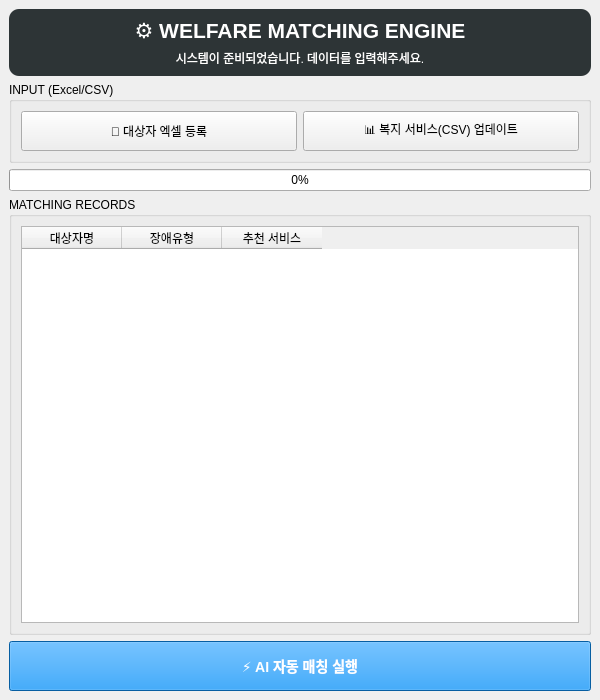
Kho23/WelFAI, file ui/main_ui.ui: the form before one commit.
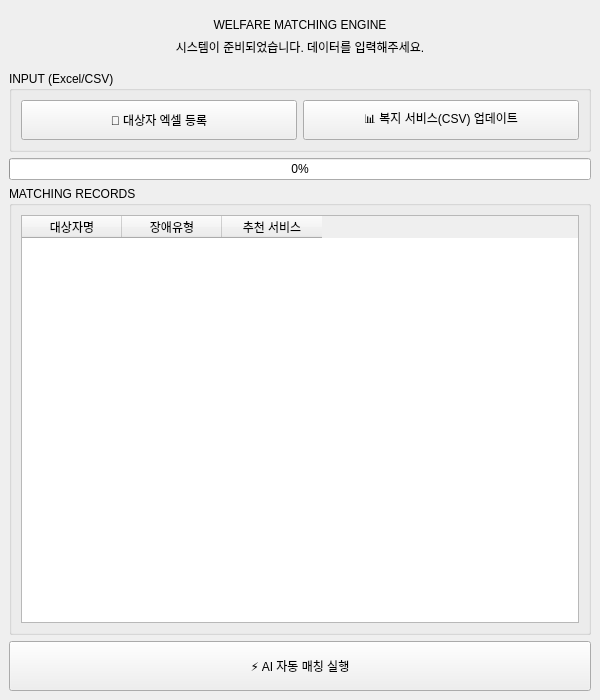
The form after the commit.

Commit message:
style qss 파일 생성 객체별 스타일 별개 지정을 위한 분리
api test 완료
데이터 정상 조회 확인

What changed in the file:
```diff
--- a/ui/main_ui.ui
+++ b/ui/main_ui.ui
@@ -18,17 +18,11 @@
 
     <item>
      <widget class="QFrame" name="headerFrame">
-      <property name="styleSheet">
-       <string>background-color: #2d3436; border-radius: 10px; color: white;</string>
-      </property>
       <layout class="QVBoxLayout" name="headerLayout">
        <item>
         <widget class="QLabel" name="label_title">
-         <property name="font">
-          <font><pointsize>16</pointsize><bold>true</bold></font>
-         </property>
          <property name="text">
-          <string>⚙️ WELFARE MATCHING ENGINE</string>
+          <string>WELFARE MATCHING ENGINE</string>
          </property>
          <property name="alignment">
           <set>Qt::AlignCenter</set>
@@ -121,9 +115,6 @@
       <property name="minimumSize">
        <size><width>0</width><height>50</height></size>
       </property>
-      <property name="styleSheet">
-       <string>background-color: #0984e3; color: white; font-weight: bold; font-size: 14px;</string>
-      </property>
       <property name="text">
        <string>⚡️ AI 자동 매칭 실행</string>
       </property>
```
Left out of the diff: 1 changed line with no effect on the pictures. The commit also changes 4 other files.
